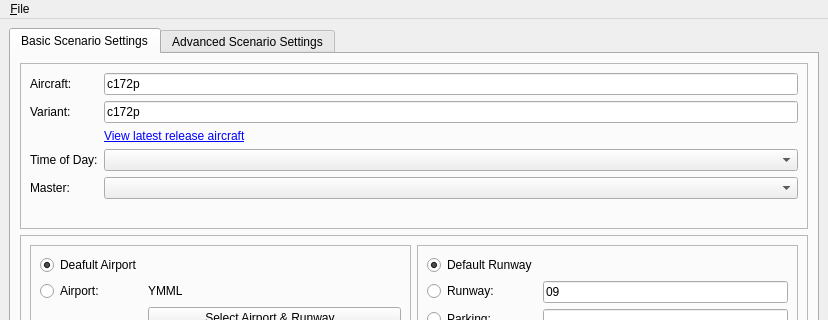
This is fgo/ui/MainWindow.ui in cgspeck/fg-orchestrator as Qt 5 draws it before an edit; both pictures show x 0 to 828 and y 0 to 320 of the 828 by 882 pixel window. The edited form follows.
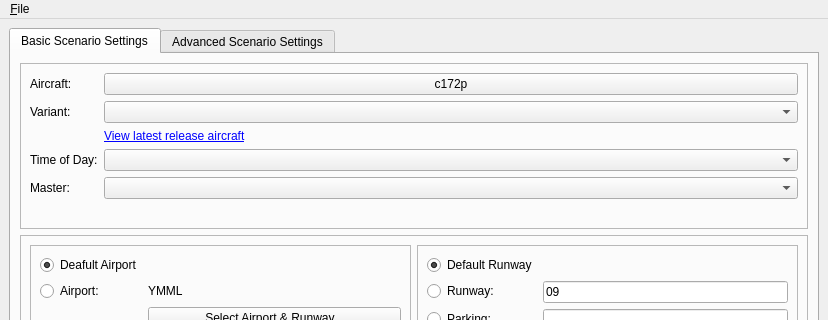
This is the edited form. Icons and pictures are not drawn.

Commit message: Aircraft Picker (#14)

What changed in the file:
```diff
--- a/fgo/ui/MainWindow.ui
+++ b/fgo/ui/MainWindow.ui
@@ -63,13 +63,6 @@
              </property>
             </widget>
            </item>
-           <item row="0" column="1">
-            <widget class="QLineEdit" name="leAircraft">
-             <property name="text">
-              <string>c172p</string>
-             </property>
-            </widget>
-           </item>
            <item row="1" column="0">
             <widget class="QLabel" name="label_9">
              <property name="text">
@@ -77,13 +70,6 @@
              </property>
             </widget>
            </item>
-           <item row="1" column="1">
-            <widget class="QLineEdit" name="leAircraftVariant">
-             <property name="text">
-              <string>c172p</string>
-             </property>
-            </widget>
-           </item>
            <item row="2" column="1">
             <widget class="QLabel" name="leAircraftLink">
              <property name="text">
@@ -128,6 +114,16 @@
              </property>
             </widget>
            </item>
+           <item row="0" column="1">
+            <widget class="QPushButton" name="pbAircraft">
+             <property name="text">
+              <string>c172p</string>
+             </property>
+            </widget>
+           </item>
+           <item row="1" column="1">
+            <widget class="QComboBox" name="cbAircraftVariant"/>
+           </item>
           </layout>
          </widget>
         </item>
```
Left out of the diff: 1 changed line with no effect on the pictures. The commit also changes 26 other files.
